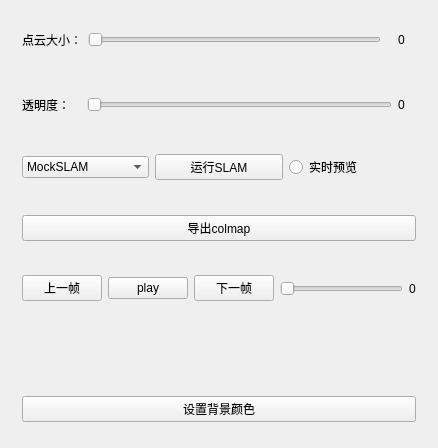
This is 3DPCViewer/src/ui/InteractionWidget.ui in lexxxx-cmd/3DPCViewer as Qt 5 draws it before an edit. The edited form follows.
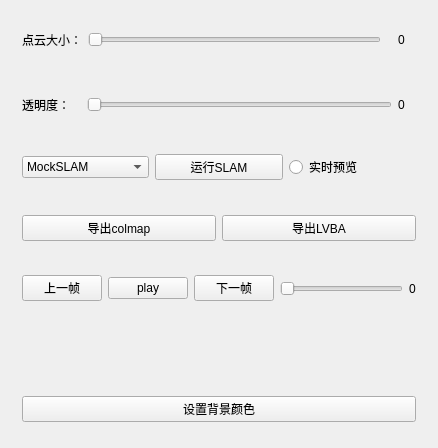
This is the edited form. Custom widgets are drawn as their Qt base class.

Commit message: feat::增加fastLIVO2格式位姿数据输出（用于LVBA优化）

Diff of the .ui file:
```diff
--- a/3DPCViewer/src/ui/InteractionWidget.ui
+++ b/3DPCViewer/src/ui/InteractionWidget.ui
@@ -124,6 +124,13 @@
         </property>
        </widget>
       </item>
+      <item row="0" column="1">
+       <widget class="QPushButton" name="pB_export_lvba">
+        <property name="text">
+         <string>导出LVBA</string>
+        </property>
+       </widget>
+      </item>
      </layout>
     </widget>
    </item>
```
The commit also changes 12 other files.
